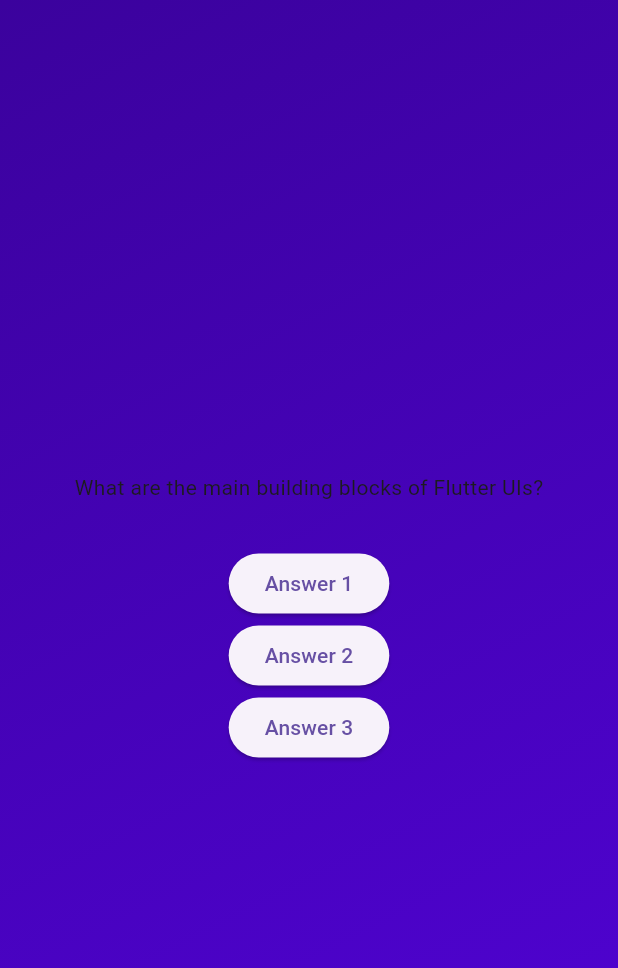
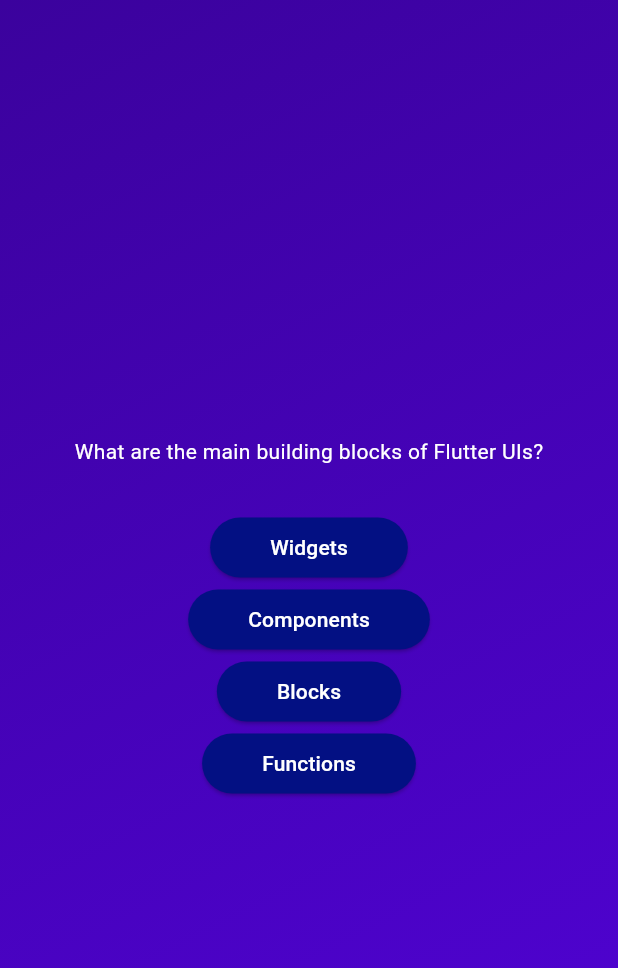
Before and after one commit to swapnilgt/flutter, a Flutter app: the screen it shows after launch, after a tap on "Start Quiz", on a phone screen of 412 x 824 dp. Shown: the top 968 px of the screen. Run offline on Flutter 3.47's test engine with Material 3 defaults, Android fonts, the phone set to English and light mode, and no system bars.

Commit message:
Dynamically feeding in question

```diff
--- /dev/null
+++ b/adv_basics/lib/answer_button.dart
@@ -0,0 +1,32 @@
+import 'package:flutter/material.dart';
+
+class AnswerButton extends StatelessWidget {
+  const AnswerButton({
+    super.key,
+    required this.onPressed,
+    required this.buttonText,
+  });
+
+  final void Function() onPressed;
+  final String buttonText;
+
+  @override
+  Widget build(BuildContext context) {
+    return ElevatedButton(
+      onPressed: onPressed,
+      style: ElevatedButton.styleFrom(
+          padding: const EdgeInsets.symmetric(
+            vertical: 10,
+            horizontal: 40,
+          ),
+          backgroundColor: const Color.fromARGB(255, 3, 16, 131),
+          foregroundColor: Colors.white,
+          shape: RoundedRectangleBorder(
+            borderRadius: BorderRadius.circular(40),
+          )),
+      child: Text(
+        buttonText,
+      ),
+    );
+  }
+}
--- a/adv_basics/lib/question_widget.dart
+++ b/adv_basics/lib/question_widget.dart
@@ -1,3 +1,4 @@
+import 'package:adv_basics/answer_button.dart';
 import 'package:adv_basics/domain/quiz_question.dart';
 import 'package:flutter/material.dart';
 
@@ -9,22 +10,24 @@
   @override
   Widget build(BuildContext context) {
     return Column(
+      mainAxisAlignment: MainAxisAlignment.center,
       children: [
-        Text(quizQuestion.text),
+        Text(
+          quizQuestion.text,
+          style: const TextStyle(
+            color: Colors.white,
+          ),
+        ),
         const SizedBox(
           height: 30,
         ),
-        ElevatedButton(
-          onPressed: () {},
-          child: const Text('Answer 1'),
-        ),
-        ElevatedButton(
-          onPressed: () {},
-          child: const Text('Answer 2'),
-        ),
-        ElevatedButton(
-          onPressed: () {},
-          child: const Text('Answer 3'),
+        ...quizQuestion.answers.map(
+          (item) {
+            return AnswerButton(
+              onPressed: () {},
+              buttonText: item,
+            );
+          },
         ),
       ],
     );
```
